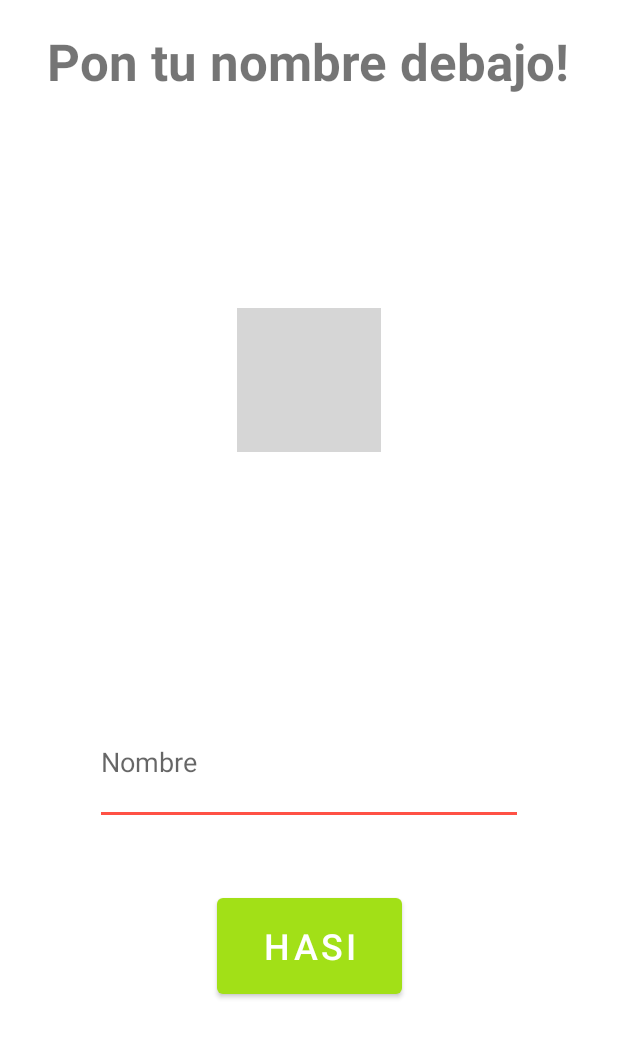
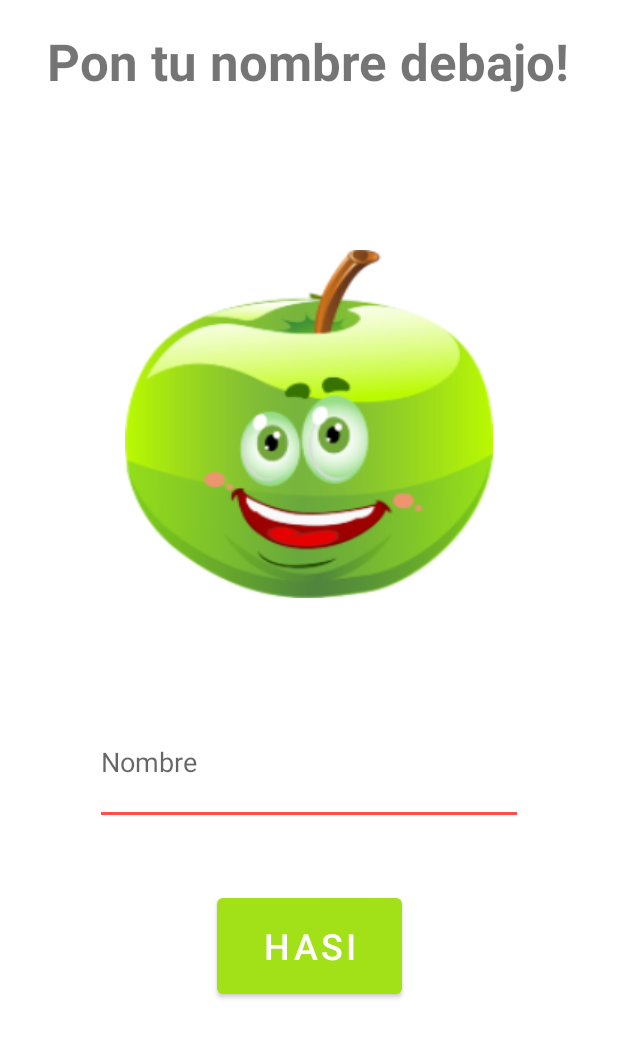
Before and after one commit to Mimenza/DidaktikApp, an Android app: the Activity2_Login screen opened directly, with no data from a screen before it, on a phone screen of 412 x 824 dp. Shown: the top 1038 px of the screen. Run offline under Robolectric (Android 15) with nearby library versions, the phone set to English and light mode, and no system bars; our stand-ins replace Firebase (no records; nobody signed in at launch, a user with empty details on screens opened directly); grey boxes are pictures that could not be loaded.

Commit message:
resolved conflicts

```diff
--- a/app/src/main/java/com/example/didaktikapp/activities/Activity2_Login.kt
+++ b/app/src/main/java/com/example/didaktikapp/activities/Activity2_Login.kt
@@ -1,5 +1,6 @@
 package com.example.didaktikapp.activities
 
+import android.content.Intent
 import androidx.appcompat.app.AppCompatActivity
 import android.os.Bundle
 import android.view.View
@@ -45,8 +46,10 @@ class Activity2_Login : AppCompatActivity() {
 
             db.collection("Usuarios").document("3").set(dato)
                 .addOnSuccessListener {
-
                     Toast.makeText(this, "Usuario insertado", Toast.LENGTH_SHORT).show()
+                    var i = Intent(this, Activity4_bienvenida::class.java)
+                    startActivity(i)
+                    this.overridePendingTransition(0, 0)
                 }
                 .addOnFailureListener{
                     Toast.makeText(this, "Error", Toast.LENGTH_SHORT).show()
--- a/app/src/main/res/layout/activity2_login.xml
+++ b/app/src/main/res/layout/activity2_login.xml
@@ -56,5 +56,5 @@
         app:layout_constraintStart_toStartOf="parent"
         app:layout_constraintTop_toTopOf="parent"
         app:layout_constraintVertical_bias="0.282"
-        app:srcCompat="@drawable/upeliosagarra" />
+        app:srcCompat="@drawable/img_upeliosagarra" />
 </androidx.constraintlayout.widget.ConstraintLayout>
--- a/app/src/main/res/layout/activity4_bienvenida.xml
+++ b/app/src/main/res/layout/activity4_bienvenida.xml
@@ -18,7 +18,7 @@
         app:layout_constraintStart_toStartOf="parent"
         app:layout_constraintTop_toTopOf="parent"
         app:layout_constraintVertical_bias="0.815"
-        app:srcCompat="@drawable/upeliosagarra" />
+        app:srcCompat="@drawable/img_upeliosagarra" />
 
     <ImageView
         android:id="@+id/imgv4_bocadillo"
```
Also changed, not shown: app/src/main/java/com/example/didaktikapp/activities/Activity4_bienvenida.kt (+9 -0 lines).
